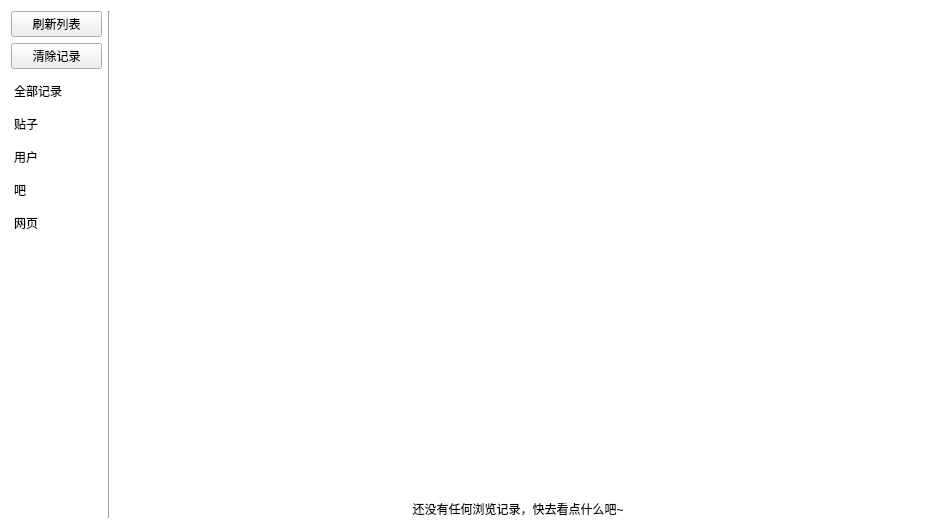
First picture: the form in resf/view_history.ui, repository clb-128258/TiebaDesktop, before the edit.
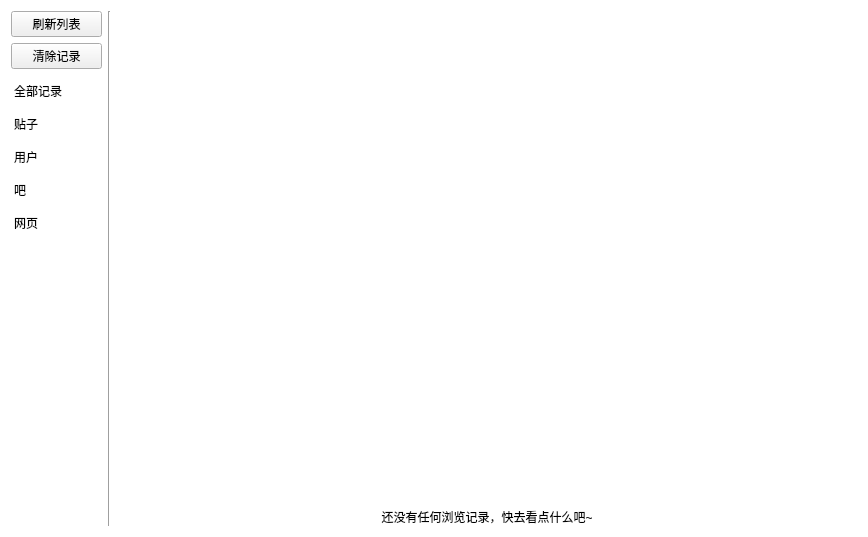
Second picture: the form after the edit. Icons and pictures are not drawn.

The edit to the form file:
```diff
--- a/resf/view_history.ui
+++ b/resf/view_history.ui
@@ -6,8 +6,8 @@
    <rect>
     <x>0</x>
     <y>0</y>
-    <width>930</width>
-    <height>529</height>
+    <width>868</width>
+    <height>537</height>
    </rect>
   </property>
   <property name="palette">
@@ -195,96 +195,14 @@
     </widget>
    </item>
    <item row="0" column="2">
-    <widget class="QScrollArea" name="scrollArea">
+    <widget class="QFrame" name="frame">
      <property name="frameShape">
       <enum>QFrame::NoFrame</enum>
      </property>
-     <property name="widgetResizable">
-      <bool>true</bool>
+     <property name="frameShadow">
+      <enum>QFrame::Raised</enum>
      </property>
-     <widget class="QWidget" name="scrollAreaWidgetContents">
-      <property name="geometry">
-       <rect>
-        <x>0</x>
-        <y>0</y>
-        <width>804</width>
-        <height>511</height>
-       </rect>
-      </property>
-      <property name="palette">
-       <palette>
-        <active>
-         <colorrole role="Window">
-          <brush brushstyle="SolidPattern">
-           <color alpha="255">
-            <red>255</red>
-            <green>255</green>
-            <blue>255</blue>
-           </color>
-          </brush>
-         </colorrole>
-         <colorrole role="AlternateBase">
-          <brush brushstyle="SolidPattern">
-           <color alpha="255">
-            <red>245</red>
-            <green>245</green>
-            <blue>245</blue>
-           </color>
-          </brush>
-         </colorrole>
-        </active>
-        <inactive>
-         <colorrole role="Window">
-          <brush brushstyle="SolidPattern">
-           <color alpha="255">
-            <red>255</red>
-            <green>255</green>
-            <blue>255</blue>
-           </color>
-          </brush>
-         </colorrole>
-         <colorrole role="AlternateBase">
-          <brush brushstyle="SolidPattern">
-           <color alpha="255">
-            <red>245</red>
-            <green>245</green>
-            <blue>245</blue>
-           </color>
-          </brush>
-         </colorrole>
-        </inactive>
-        <disabled>
-         <colorrole role="Base">
-          <brush brushstyle="SolidPattern">
-           <color alpha="255">
-            <red>255</red>
-            <green>255</green>
-            <blue>255</blue>
-           </color>
-          </brush>
-         </colorrole>
-         <colorrole role="Window">
-          <brush brushstyle="SolidPattern">
-           <color alpha="255">
-            <red>255</red>
-            <green>255</green>
-            <blue>255</blue>
-           </color>
-          </brush>
-         </colorrole>
-         <colorrole role="AlternateBase">
-          <brush brushstyle="SolidPattern">
-           <color alpha="255">
-            <red>245</red>
-            <green>245</green>
-            <blue>245</blue>
-           </color>
-          </brush>
-         </colorrole>
-        </disabled>
-       </palette>
-      </property>
-      <layout class="QGridLayout" name="gridLayout_2">
+     <layout class="QVBoxLayout" name="verticalLayout_2">
        <property name="leftMargin">
         <number>0</number>
        </property>
@@ -297,7 +215,7 @@
        <property name="bottomMargin">
         <number>0</number>
        </property>
-       <item row="0" column="0">
+      <item>
         <widget class="QListWidget" name="listWidget_2">
          <property name="frameShape">
           <enum>QFrame::NoFrame</enum>
@@ -316,7 +234,7 @@
          </property>
         </widget>
        </item>
-       <item row="1" column="0">
+      <item>
         <widget class="QLabel" name="label">
          <property name="text">
           <string>还没有任何浏览记录，快去看点什么吧~</string>
@@ -327,7 +245,6 @@
         </widget>
        </item>
       </layout>
-     </widget>
     </widget>
    </item>
   </layout>
```
Lines whose indentation alone changed are shown as unchanged.
